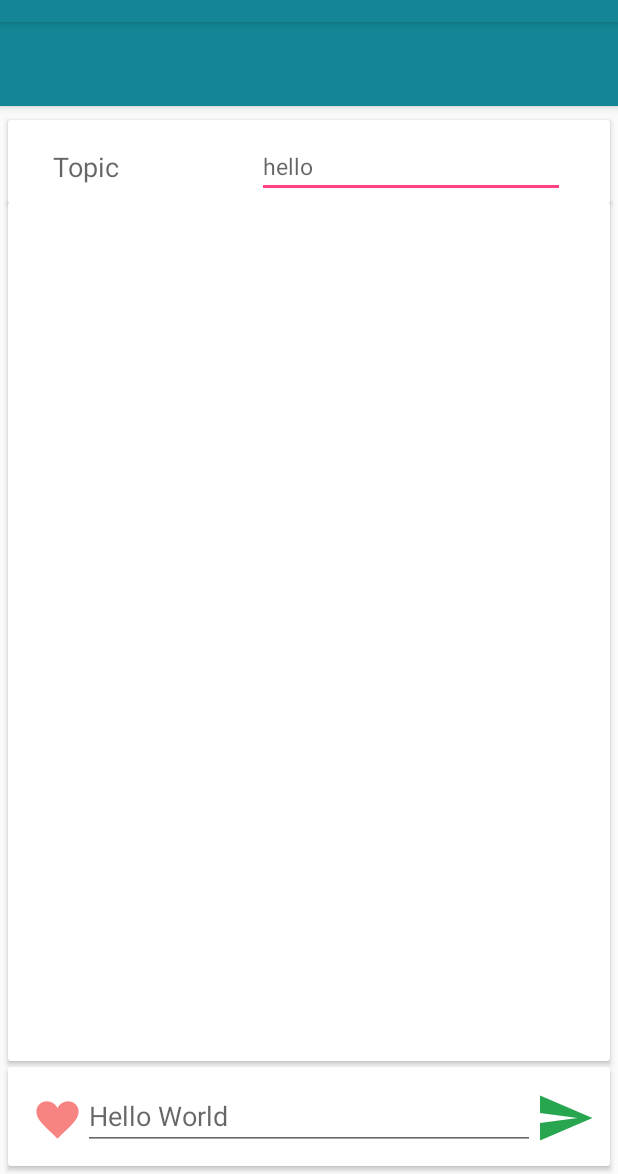
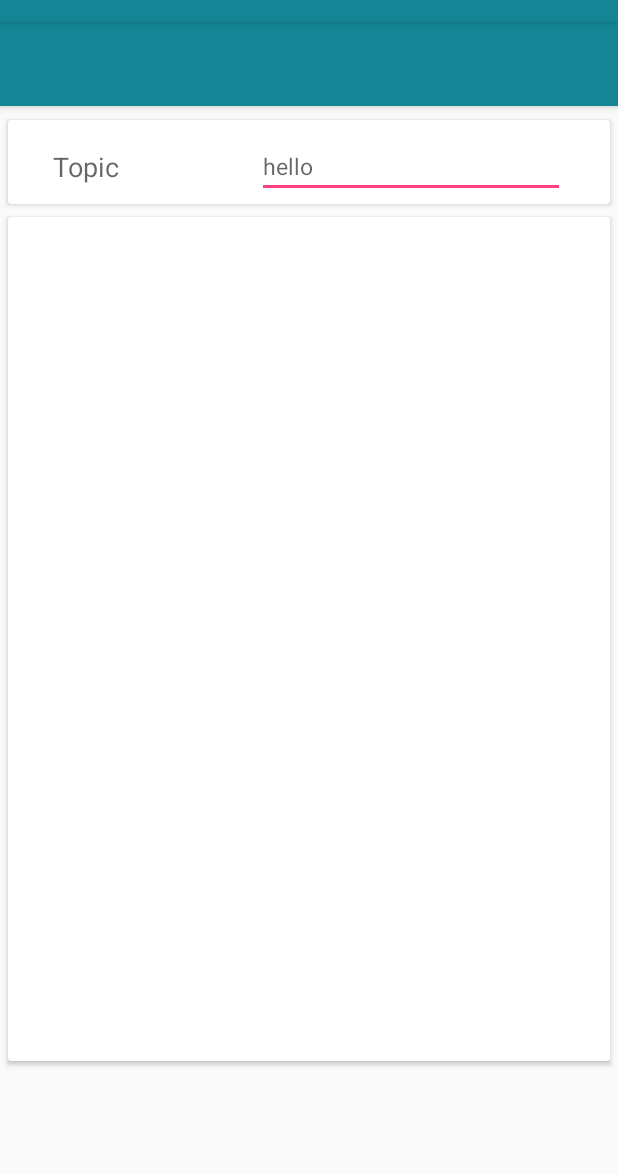
Before and after one commit to Waynehfut/easyconnect, an Android app: the fragment MQTTSubFragment shown on its own in the app's theme, after a tap on an icon or button, on a phone screen of 412 x 824 dp, the part 62-1236 px from its top. Run offline under Robolectric (Android 15) with nearby library versions, the phone set to English and light mode, and no system bars; libraries missing offline, so code that uses them is left out: org.eclipse.paho; 1 statement that could not run was skipped; 2 other taps on this screen came first.

Commit message:
fix bug; update sub's pub ui;
Signed-off-by: waynehfut <waynehfut@163.com>

```diff
--- a/app/src/main/java/com/waynehfut/easyconnect/Connection.java
+++ b/app/src/main/java/com/waynehfut/easyconnect/Connection.java
@@ -177,6 +177,7 @@
     public void publishMessage(String topic, String content, int qos,boolean isRetained) throws MqttException {
         byte[] payload = content.getBytes();
         if (mqttClient != null) {
+            mqttClient.subscribe(topic);
             mqttClient.publish(topic, payload,qos,isRetained);
             mTopic = topic;
         } else {
--- a/app/src/main/java/com/waynehfut/easyconnect/MQTTSubFragment.java
+++ b/app/src/main/java/com/waynehfut/easyconnect/MQTTSubFragment.java
@@ -15,6 +15,7 @@
 import android.view.LayoutInflater;
 import android.view.View;
 import android.view.ViewGroup;
+import android.view.animation.ScaleAnimation;
 import android.widget.Button;
 import android.widget.EditText;
 import android.widget.LinearLayout;
@@ -42,6 +43,7 @@
     private ChatHistoryAdapter chatHistoryAdapter;
     private ChatHistory chatHistory;
     private CardView floatSendCard;
+    private CardView chatHistoryHolderCard;
     /*
     * on sub page send msg float;
     * */
@@ -75,33 +77,42 @@
     @Override
     public View onCreateView(LayoutInflater inflater, @Nullable ViewGroup container, @Nullable Bundle savedInstanceState) {
         final View view = inflater.inflate(R.layout.new_sub, container, false);
+        /*
+        * Animation
+        * */
+        final ScaleAnimation scaleAnim4 = new ScaleAnimation(0.0f, 1.0f, 0.0f, 1.0f);
+        scaleAnim4.setDuration(500);
+        scaleAnim4.setStartOffset(100);
+        scaleAnim4.setFillAfter(true);
+
         mTopicId = (EditText) view.findViewById(R.id.sub_topic);
         chatHistoryLab = ChatHistoryLab.getsChatHistoryLab(getContext());
         mChatRecycleView = (RecyclerView) view.findViewById(R.id.recycle_view);
         mChatRecycleView.setLayoutManager(new LinearLayoutManager(getActivity()));
+        chatHistoryHolderCard = (CardView) view.findViewById(R.id.chat_history_holder);
 
-
-        floatSendCard = (CardView)view.findViewById(R.id.float_send_message);
+        floatSendCard = (CardView) view.findViewById(R.id.float_send_message);
         floatSendCard.setVisibility(View.INVISIBLE);
 
-        sendBtn=(Button)view.findViewById(R.id.send_msg);
-        textOnSub=(EditText)view.findViewById(R.id.onfloat_send_msg);
-        extendMsgBtn=(Button)view.findViewById(R.id.send_extend);
+        sendBtn = (Button) view.findViewById(R.id.send_msg);
+        textOnSub = (EditText) view.findViewById(R.id.onfloat_send_msg);
+        extendMsgBtn = (Button) view.findViewById(R.id.send_extend);
         extendMsgBtn.setOnClickListener(new View.OnClickListener() {
             @Override
             public void onClick(View v) {
                 // TODO: 2016/5/29 extend msg
-                Toast.makeText(getContext(),"Extend click",Toast.LENGTH_SHORT).show();
+                Toast.makeText(getContext(), "Extend click", Toast.LENGTH_SHORT).show();
             }
         });
         sendBtn.setOnClickListener(new View.OnClickListener() {
             @Override
             public void onClick(View v) {
                 try {
-                    connection.publishMessage(mTopicId.getText().toString(),textOnSub.getText().toString(),2,false);
+                    connection.publishMessage(mTopicId.getText().toString(), textOnSub.getText().toString(), 2, false);
                     connection.setmTopic(mTopicId.getText().toString());
-                    Toast.makeText(getContext(), getString(R.string.toast_sub_success, mTopicId.getText().toString()), Toast.LENGTH_SHORT).show();
-                } catch (Exception e){
+                    connection.setPubContext(textOnSub.getText().toString());
+                    Toast.makeText(getContext(), getString(R.string.toast_pub_success), Toast.LENGTH_SHORT).show();
+                } catch (Exception e) {
                     Snackbar.make(view, getString(R.string.toast_sub_failed, mTopicId.getText().toString()) + e.toString(), Snackbar.LENGTH_SHORT)
                             .setAction("Action", null).show();
                 }
@@ -117,6 +128,7 @@
                     connection.setmTopic(mTopicId.getText().toString());
                     Toast.makeText(getContext(), getString(R.string.toast_sub_success, mTopicId.getText().toString()), Toast.LENGTH_SHORT).show();
                     floatSendCard.setVisibility(View.VISIBLE);
+                    floatSendCard.setAnimation(scaleAnim4);
                     fab.hide();
                 } catch (Exception e) {
                     Snackbar.make(view, getString(R.string.toast_sub_failed, mTopicId.getText().toString()) + e.toString(), Snackbar.LENGTH_SHORT)
@@ -137,8 +149,8 @@
 
             @Override
             public void afterTextChanged(Editable s) {
+                floatSendCard.setVisibility(View.INVISIBLE);
                 fab.show();
-                floatSendCard.setVisibility(View.INVISIBLE);
             }
         });
         return view;
--- a/app/src/main/res/layout/new_sub.xml
+++ b/app/src/main/res/layout/new_sub.xml
@@ -67,26 +67,29 @@
     <android.support.v7.widget.CardView
         android:layout_width="match_parent"
         android:layout_height="match_parent"
-        android:layout_marginTop="120dp"
+        android:layout_marginTop="130dp"
         android:layout_marginLeft="5dp"
         android:layout_marginRight="5dp"
-        android:layout_marginBottom="75dp">
+        android:layout_marginBottom="75dp"
+        android:id="@+id/chat_history_holder">
 
         <android.support.v7.widget.RecyclerView
             android:id="@+id/recycle_view"
             android:layout_width="match_parent"
             android:layout_height="match_parent"
             android:layout_weight="1" />
+
     </android.support.v7.widget.CardView>
-
-
     <android.support.design.widget.FloatingActionButton
         android:id="@+id/verifyYesButton"
         android:layout_width="wrap_content"
         android:layout_height="wrap_content"
         android:layout_gravity="bottom|end"
         android:layout_margin="@dimen/fab_margin"
-        android:src="@drawable/done_white" />
+        android:src="@drawable/done_white"
+        />
+
+
 
     <include
         layout="@layout/float_send_message"
@@ -95,7 +98,8 @@
         android:layout_gravity="bottom"
         android:layout_marginBottom="5dp"
         android:layout_marginLeft="5dp"
-        android:layout_marginRight="5dp" />
+        android:layout_marginRight="5dp"
+        />
 
 
 </android.support.design.widget.CoordinatorLayout>
--- a/app/src/main/res/values/strings.xml
+++ b/app/src/main/res/values/strings.xml
@@ -7,7 +7,7 @@
     <string name="action_settings">Settings</string>
     <string name="new_connection">New Connection</string>
     <string name="publish_title">Publish Message</string>
-    <string name="subscribe_title">Subcribe and read</string>
+    <string name="subscribe_title">Subcribe</string>
     <string name="drawer_setting">App Setting</string>
     <string name="MenuTwoTitle">Others</string>
     <string name="Share_present_topic">Share Present Topic</string>
```
Also changed, not shown: 1 other file.
